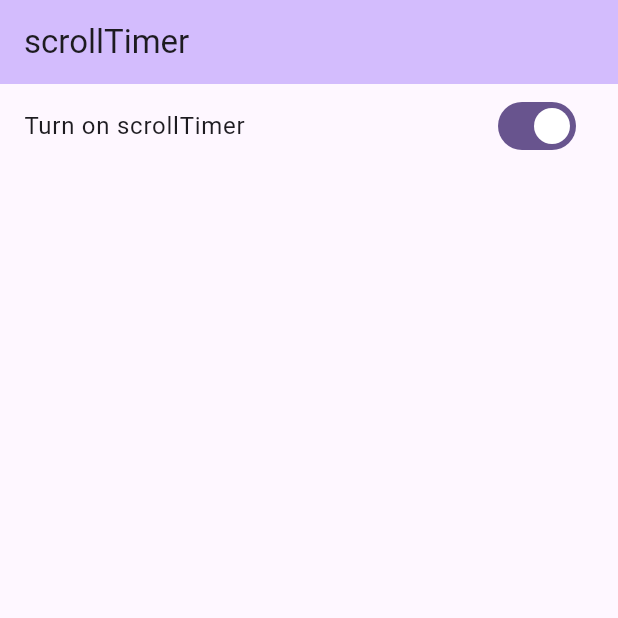
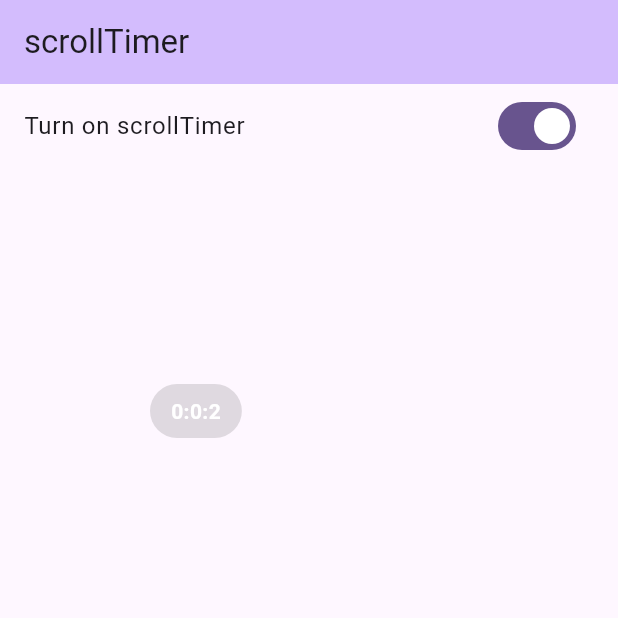
Before and after one commit to aditya-a-git/scrolltimer, a Flutter app: the screen it shows after launch, after a tap on "Turn on scrollTimer", on a phone screen of 412 x 824 dp, the top half of it. Run offline on Flutter 3.47's test engine with Material 3 defaults, Android fonts, the phone set to English and light mode, and no system bars.

Commit message:
timer overlay implemented

```diff
--- a/lib/floating_pill.dart
+++ b/lib/floating_pill.dart
@@ -35,9 +35,12 @@ class _FloatingPillState extends State<FloatingPill> {
         },
         child: Material(
           color: Colors.transparent,
-          elevation: 4.0,
           child: Container(
-            decoration: BoxDecoration(borderRadius: BorderRadius.circular(30)),
+            decoration: BoxDecoration(
+              borderRadius: BorderRadius.circular(30),
+              color: Colors.black12,
+            ),
+            padding: EdgeInsets.symmetric(vertical: 8, horizontal: 14),
             child: Text(
               _getDuration(widget.elapsed),
               style: const TextStyle(
--- a/lib/main.dart
+++ b/lib/main.dart
@@ -1,4 +1,5 @@
 import 'package:flutter/material.dart';
+import 'package:scrolltimer/timer.dart';
 
 void main() {
   runApp(const MyApp());
@@ -11,9 +12,7 @@ class MyApp extends StatelessWidget {
   Widget build(BuildContext context) {
     return MaterialApp(
       title: 'Flutter Demo',
-      theme: ThemeData(
-        colorScheme: .fromSeed(seedColor: Colors.deepPurple),
-      ),
+      theme: ThemeData(colorScheme: .fromSeed(seedColor: Colors.deepPurple)),
       home: const MyHomePage(title: 'scrollTimer'),
     );
   }
@@ -38,7 +37,10 @@ class _MyHomePageState extends State<MyHomePage> {
         backgroundColor: Theme.of(context).colorScheme.inversePrimary,
         title: Text(widget.title),
       ),
-      body: Column(
+      body: Stack(
+        children: [
+          if (_isSwitched) TimerPage(),
+          Column(
             children: [
               SwitchListTile(
                 title: Text("Turn on scrollTimer"),
@@ -47,7 +49,18 @@ class _MyHomePageState extends State<MyHomePage> {
                   setState(() {
                     _isSwitched = value;
                   });
+
+                  // if (value) {
+                  //   Navigator.push(
+                  //     context,
+                  //     MaterialPageRoute(
+                  //       builder: (context) => const TimerPage(),
+                  //     ),
+                  //   );
+                  // }
                 },
+              ),
+            ],
           ),
         ],
       ),
--- a/lib/timer.dart
+++ b/lib/timer.dart
@@ -12,7 +12,7 @@ class TimerPage extends StatefulWidget {
 
 class _TimerPageState extends State {
   Timer? _timer;
-  Duration _elapsed = Duration.zero;
+  Duration _elapsed = Duration(seconds: 1);
 
   @override
   void initState() {
@@ -37,8 +37,6 @@ class _TimerPageState extends State {
 
   @override
   Widget build(BuildContext context) {
-    return Scaffold(
-      body: Center(child: FloatingPill(elapsed: _elapsed)),
-    );
+    return FloatingPill(elapsed: _elapsed);
   }
 }
```
Lines whose indentation alone changed are shown as unchanged.
